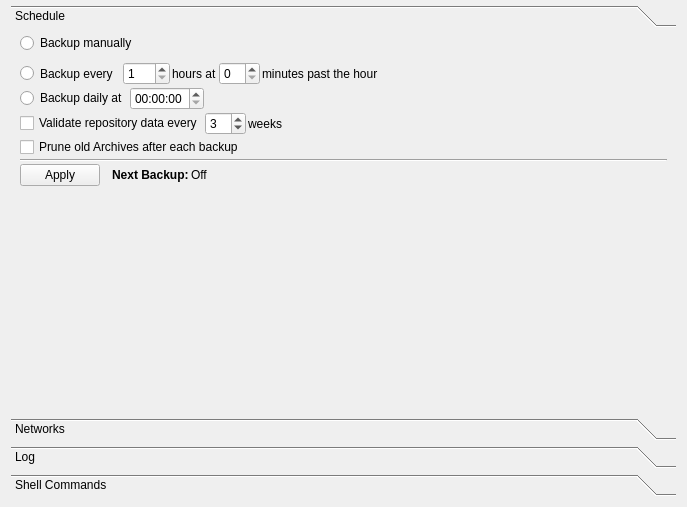
Before: the Qt Designer form src/vorta/assets/UI/scheduletab.ui in borgbase/vorta, drawn with Qt 5.
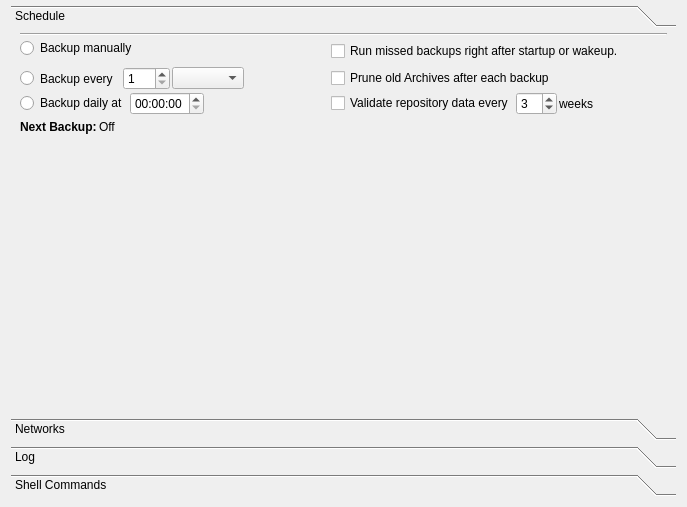
After: the same form once the commit is applied. The open tabs and pages were chosen to show the change.

```diff
--- a/src/vorta/assets/UI/scheduletab.ui
+++ b/src/vorta/assets/UI/scheduletab.ui
@@ -21,7 +21,6 @@
     <widget class="QToolBox" name="toolBox">
      <property name="font">
       <font>
-       <weight>50</weight>
        <bold>false</bold>
       </font>
      </property>
@@ -39,7 +38,6 @@
       </property>
       <property name="font">
        <font>
-        <weight>50</weight>
         <bold>false</bold>
        </font>
       </property>
@@ -54,6 +52,21 @@
         <number>0</number>
        </property>
        <item>
+        <widget class="Line" name="line">
+         <property name="orientation">
+          <enum>Qt::Horizontal</enum>
+         </property>
+        </widget>
+       </item>
+       <item>
+        <layout class="QGridLayout" name="gridLayout_6">
+         <property name="topMargin">
+          <number>0</number>
+         </property>
+         <property name="bottomMargin">
+          <number>10</number>
+         </property>
+         <item row="0" column="0">
         <layout class="QHBoxLayout" name="horizontalLayout_2">
          <property name="sizeConstraint">
           <enum>QLayout::SetFixedSize</enum>
@@ -74,71 +87,8 @@
            </property>
           </widget>
          </item>
-        </layout>
-       </item>
        <item>
-        <layout class="QHBoxLayout" name="horizontalLayout_3">
-         <item>
-          <widget class="QRadioButton" name="scheduleIntervalRadio">
-           <property name="sizePolicy">
-            <sizepolicy hsizetype="Fixed" vsizetype="Preferred">
-             <horstretch>0</horstretch>
-             <verstretch>0</verstretch>
-            </sizepolicy>
-           </property>
-           <property name="text">
-            <string>Backup every </string>
-           </property>
-          </widget>
-         </item>
-         <item>
-          <widget class="QSpinBox" name="scheduleIntervalHours">
-           <property name="minimum">
-            <number>1</number>
-           </property>
-           <property name="maximum">
-            <number>740</number>
-           </property>
-          </widget>
-         </item>
-         <item alignment="Qt::AlignLeft">
-          <widget class="QLabel" name="label">
-           <property name="sizePolicy">
-            <sizepolicy hsizetype="Fixed" vsizetype="Preferred">
-             <horstretch>0</horstretch>
-             <verstretch>0</verstretch>
-            </sizepolicy>
-           </property>
-           <property name="text">
-            <string>hours at</string>
-           </property>
-           <property name="textFormat">
-            <enum>Qt::PlainText</enum>
-           </property>
-          </widget>
-         </item>
-         <item>
-          <widget class="QSpinBox" name="scheduleIntervalMinutes">
-           <property name="maximum">
-            <number>59</number>
-           </property>
-          </widget>
-         </item>
-         <item>
-          <widget class="QLabel" name="label_2">
-           <property name="sizePolicy">
-            <sizepolicy hsizetype="Fixed" vsizetype="Preferred">
-             <horstretch>0</horstretch>
-             <verstretch>0</verstretch>
-            </sizepolicy>
-           </property>
-           <property name="text">
-            <string>minutes past the hour</string>
-           </property>
-          </widget>
-         </item>
-         <item>
-          <spacer name="horizontalSpacer_2">
+            <spacer name="horizontalSpacer_7">
            <property name="orientation">
             <enum>Qt::Horizontal</enum>
            </property>
@@ -152,7 +102,7 @@
          </item>
         </layout>
        </item>
-       <item>
+         <item row="2" column="0">
         <layout class="QHBoxLayout" name="horizontalLayout_5">
          <item>
           <widget class="QRadioButton" name="scheduleFixedRadio">
@@ -179,46 +129,36 @@
          </item>
         </layout>
        </item>
+         <item row="1" column="0">
+          <layout class="QHBoxLayout" name="horizontalLayout_3">
        <item>
-        <layout class="QHBoxLayout" name="horizontalLayout_6">
-         <property name="topMargin">
-          <number>0</number>
-         </property>
-         <item>
-          <widget class="QCheckBox" name="validationCheckBox">
+            <widget class="QRadioButton" name="scheduleIntervalRadio">
+             <property name="sizePolicy">
+              <sizepolicy hsizetype="Fixed" vsizetype="Preferred">
+               <horstretch>0</horstretch>
+               <verstretch>0</verstretch>
+              </sizepolicy>
+             </property>
            <property name="text">
-            <string>Validate repository data every</string>
-           </property>
-           <property name="checked">
-            <bool>false</bool>
-           </property>
-           <property name="tristate">
-            <bool>false</bool>
+              <string>Backup every </string>
            </property>
           </widget>
          </item>
          <item>
-          <widget class="QSpinBox" name="validationSpinBox">
+            <widget class="QSpinBox" name="scheduleIntervalCount">
            <property name="minimum">
             <number>1</number>
            </property>
            <property name="maximum">
-            <number>52</number>
-           </property>
-           <property name="value">
-            <number>3</number>
-           </property>
+              <number>740</number>
+             </property>
           </widget>
          </item>
          <item>
-          <widget class="QLabel" name="label_5">
-           <property name="text">
-            <string>weeks</string>
-           </property>
-          </widget>
+            <widget class="QComboBox" name="scheduleIntervalUnit"/>
          </item>
          <item>
-          <spacer name="horizontalSpacer_4">
+            <spacer name="horizontalSpacer_2">
            <property name="orientation">
             <enum>Qt::Horizontal</enum>
            </property>
@@ -232,44 +172,7 @@
          </item>
         </layout>
        </item>
-       <item>
-        <layout class="QHBoxLayout" name="horizontalLayout_8">
-         <property name="topMargin">
-          <number>0</number>
-         </property>
-         <item>
-          <widget class="QCheckBox" name="pruneCheckBox">
-           <property name="text">
-            <string>Prune old Archives after each backup</string>
-           </property>
-           <property name="tristate">
-            <bool>false</bool>
-           </property>
-          </widget>
-         </item>
-         <item>
-          <spacer name="horizontalSpacer_6">
-           <property name="orientation">
-            <enum>Qt::Horizontal</enum>
-           </property>
-           <property name="sizeHint" stdset="0">
-            <size>
-             <width>40</width>
-             <height>20</height>
-            </size>
-           </property>
-          </spacer>
-         </item>
-        </layout>
-       </item>
-       <item>
-        <widget class="Line" name="line_2">
-         <property name="orientation">
-          <enum>Qt::Horizontal</enum>
-         </property>
-        </widget>
-       </item>
-       <item>
+         <item row="3" column="0">
         <layout class="QHBoxLayout" name="horizontalLayout">
          <property name="topMargin">
           <number>0</number>
@@ -277,34 +180,10 @@
          <property name="rightMargin">
           <number>0</number>
          </property>
-         <item>
-          <widget class="QPushButton" name="scheduleApplyButton">
-           <property name="text">
-            <string>Apply</string>
-           </property>
-          </widget>
-         </item>
-         <item>
-          <spacer name="horizontalSpacer_5">
-           <property name="orientation">
-            <enum>Qt::Horizontal</enum>
-           </property>
-           <property name="sizeType">
-            <enum>QSizePolicy::Fixed</enum>
-           </property>
-           <property name="sizeHint" stdset="0">
-            <size>
-             <width>10</width>
-             <height>20</height>
-            </size>
-           </property>
-          </spacer>
-         </item>
          <item>
           <widget class="QLabel" name="label_3">
            <property name="font">
             <font>
-             <weight>75</weight>
              <bold>true</bold>
             </font>
            </property>
@@ -335,6 +214,109 @@
          </item>
         </layout>
        </item>
+         <item row="1" column="1">
+          <layout class="QHBoxLayout" name="horizontalLayout_8">
+           <property name="topMargin">
+            <number>0</number>
+           </property>
+           <item>
+            <widget class="QCheckBox" name="pruneCheckBox">
+             <property name="text">
+              <string>Prune old Archives after each backup</string>
+             </property>
+            </widget>
+           </item>
+           <item>
+            <spacer name="horizontalSpacer_6">
+             <property name="orientation">
+              <enum>Qt::Horizontal</enum>
+             </property>
+             <property name="sizeHint" stdset="0">
+              <size>
+               <width>40</width>
+               <height>20</height>
+              </size>
+             </property>
+            </spacer>
+           </item>
+          </layout>
+         </item>
+         <item row="0" column="1">
+          <layout class="QHBoxLayout" name="horizontalLayout_9">
+           <property name="topMargin">
+            <number>0</number>
+           </property>
+           <item>
+            <widget class="QCheckBox" name="missedBackupsCheckBox">
+             <property name="text">
+              <string>Run missed backups right after startup or wakeup. </string>
+             </property>
+            </widget>
+           </item>
+           <item>
+            <spacer name="horizontalSpacer_5">
+             <property name="orientation">
+              <enum>Qt::Horizontal</enum>
+             </property>
+             <property name="sizeHint" stdset="0">
+              <size>
+               <width>40</width>
+               <height>20</height>
+              </size>
+             </property>
+            </spacer>
+           </item>
+          </layout>
+         </item>
+         <item row="2" column="1">
+          <layout class="QHBoxLayout" name="horizontalLayout_6">
+           <property name="topMargin">
+            <number>0</number>
+           </property>
+           <item>
+            <widget class="QCheckBox" name="validationCheckBox">
+             <property name="text">
+              <string>Validate repository data every</string>
+             </property>
+            </widget>
+           </item>
+           <item>
+            <widget class="QSpinBox" name="validationWeeksCount">
+             <property name="minimum">
+              <number>1</number>
+             </property>
+             <property name="maximum">
+              <number>52</number>
+             </property>
+             <property name="value">
+              <number>3</number>
+             </property>
+            </widget>
+           </item>
+           <item>
+            <widget class="QLabel" name="label_5">
+             <property name="text">
+              <string>weeks</string>
+             </property>
+            </widget>
+           </item>
+           <item>
+            <spacer name="horizontalSpacer_4">
+             <property name="orientation">
+              <enum>Qt::Horizontal</enum>
+             </property>
+             <property name="sizeHint" stdset="0">
+              <size>
+               <width>40</width>
+               <height>20</height>
+              </size>
+             </property>
+            </spacer>
+           </item>
+          </layout>
+         </item>
+        </layout>
+       </item>
        <item>
         <spacer name="verticalSpacer">
          <property name="orientation">
```
Left out of the diff: 4 changed lines with no effect on the pictures. Lines whose indentation alone changed are shown as unchanged.
